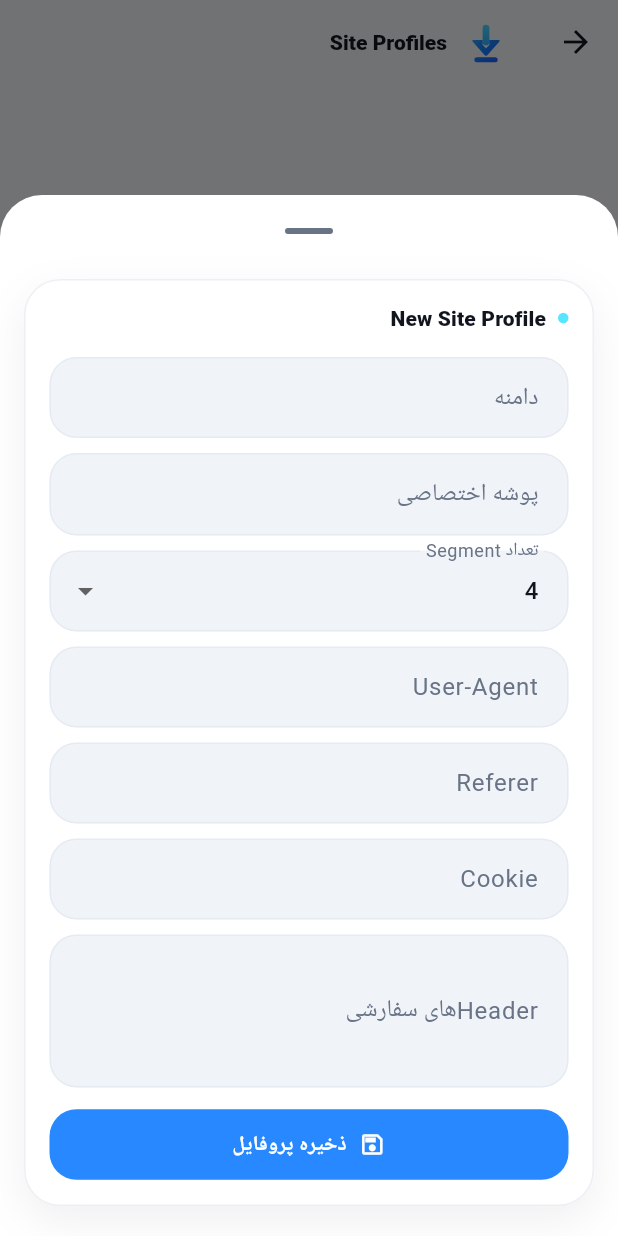
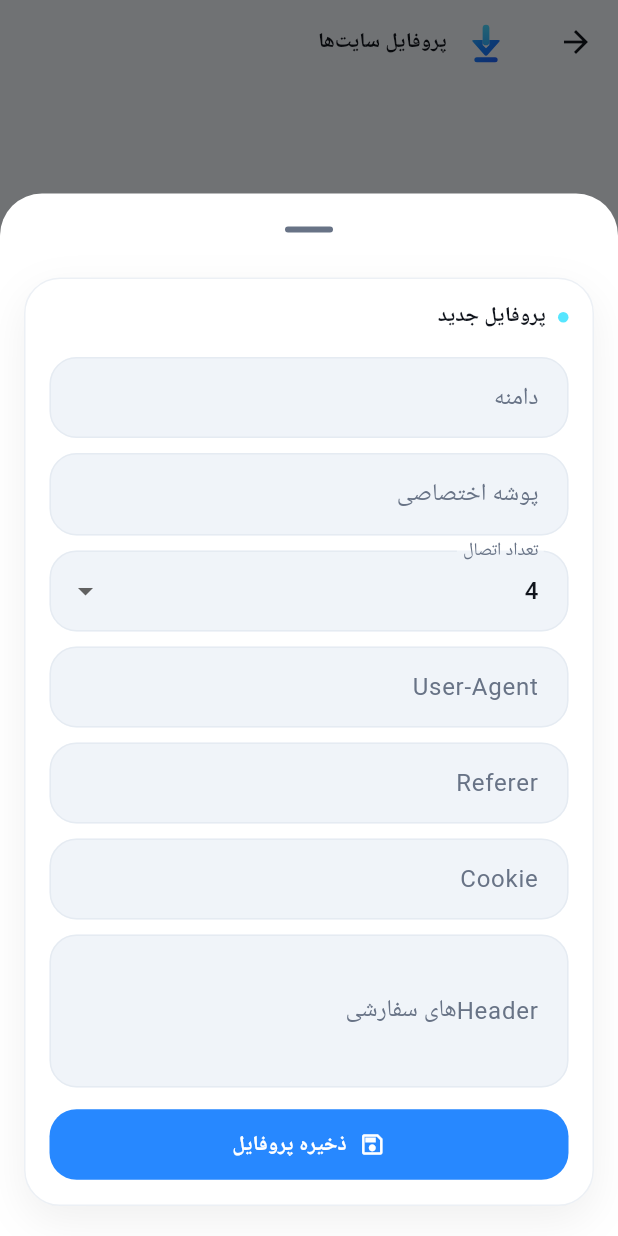
Before and after one commit to sahandse/tondro, a Flutter app: the SiteProfilesPage screen opened directly with empty values, after a tap on the "add" icon, on a phone screen of 412 x 824 dp. Run offline on Flutter 3.47's test engine with Material 3 defaults, Android fonts, the light colour scheme and no system bars; our stand-ins replace file_picker, google_fonts, share_plus, shared_preferences, webview_flutter; missing offline and left inert: background_downloader, dtorrent_task_v2, home_widget, receive_sharing_intent; accounts and stored records are empty; Roboto replaces fonts that are missing (Vazirmatn); statements that could not run were skipped.

Commit message:
ui: modernize site profile labels

```diff
--- a/lib/src/features/site_profiles/presentation/site_profiles_page.dart
+++ b/lib/src/features/site_profiles/presentation/site_profiles_page.dart
@@ -46,7 +46,7 @@ class _SiteProfilesPageState extends State<SiteProfilesPage> {
             ),
             child: SingleChildScrollView(
               child: XpWindowFrame(
-                title: profile == null ? 'New Site Profile' : 'Edit Site Profile',
+                title: profile == null ? 'پروفایل جدید' : 'ویرایش پروفایل',
                 child: Column(
                   crossAxisAlignment: CrossAxisAlignment.stretch,
                   children: [
@@ -70,7 +70,7 @@ class _SiteProfilesPageState extends State<SiteProfilesPage> {
                     DropdownButtonFormField<int>(
                       initialValue: segments,
                       decoration: const InputDecoration(
-                        labelText: 'تعداد Segment',
+                        labelText: 'تعداد اتصال',
                       ),
                       items: const [1, 2, 4, 8, 16]
                           .map(
@@ -202,7 +202,7 @@ class _SiteProfilesPageState extends State<SiteProfilesPage> {
           children: [
             TondroLogo(size: 32),
             SizedBox(width: 10),
-            Text('Site Profiles'),
+            Text('پروفایل سایت‌ها'),
           ],
         ),
       ),
```
